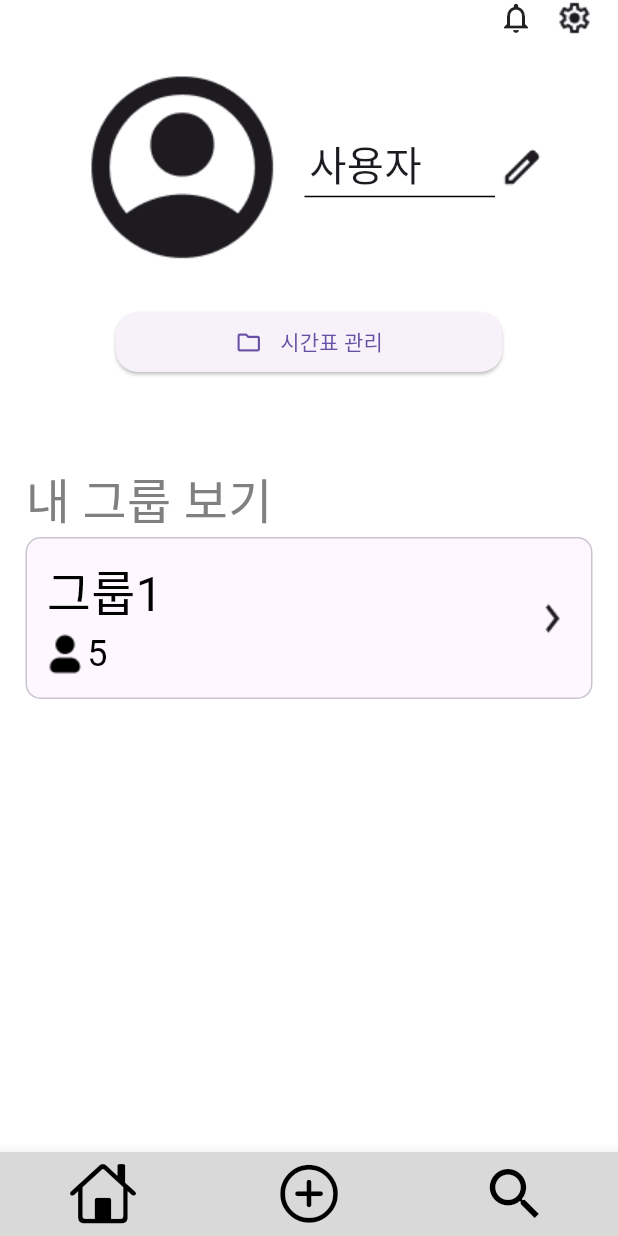
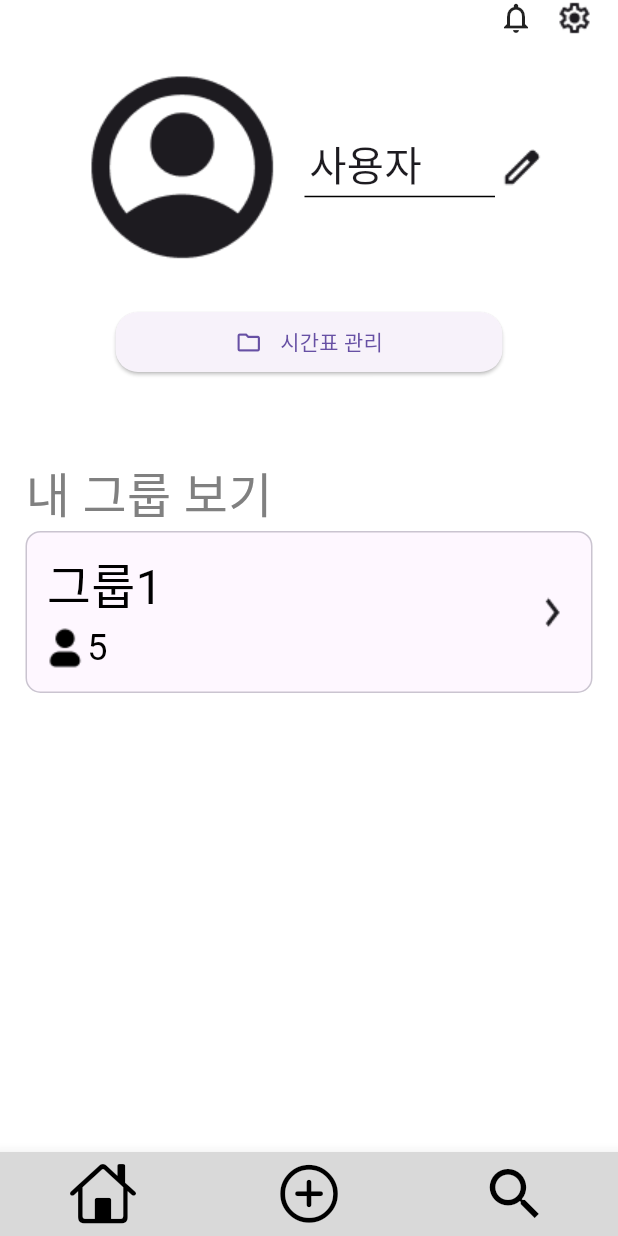
Before and after one commit to AIIA-GCU/VinTeum-FE, a Flutter app: the screen it shows after launch, on a phone screen of 412 x 824 dp. Run offline on Flutter 3.47's test engine with Material 3 defaults, Android fonts, the phone set to English and light mode, and no system bars; our stand-ins replace image_picker.

Commit message:
[fix] ratio 수정

```diff
--- a/lib/Page/Home_Screen.dart
+++ b/lib/Page/Home_Screen.dart
@@ -110,7 +110,7 @@ class _HomeScreenState extends State<HomeScreen> {
                       ],
                     )),
               ),
-              SizedBox(height: 53),
+              SizedBox(height: ratio.height * 53),
               Align(
                 alignment: Alignment.bottomLeft,
                 child: Text("내 그룹 보기",
```
